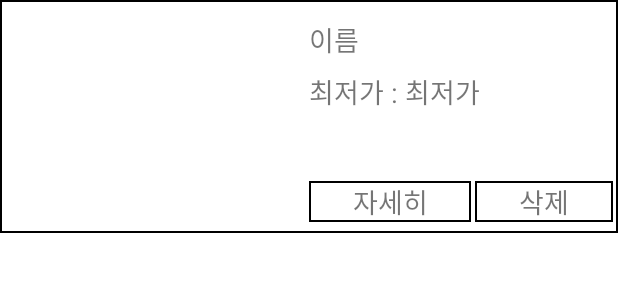
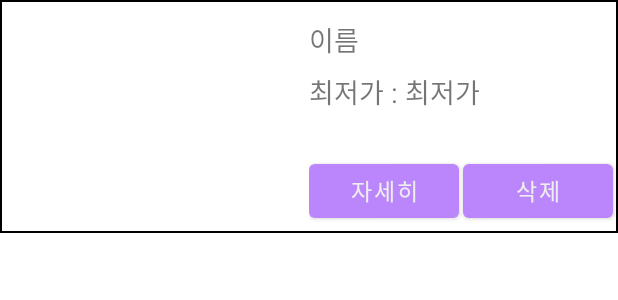
Before and after one commit to bCheol/SimpleShoppingJv, an Android app: the layout item_basket.xml on its own in the app's theme, with its tools: preview values and no code run, on a phone screen of 412 x 824 dp. Shown: the top 300 px of the screen. Run offline under Robolectric (Android 15) with nearby library versions, the phone set to English and light mode, and no system bars.

Commit message:
textViewChange

```diff
--- a/app/src/main/java/com/example/simpleshoppingjv/AdapterBasket.java
+++ b/app/src/main/java/com/example/simpleshoppingjv/AdapterBasket.java
@@ -5,6 +5,7 @@
 import android.view.LayoutInflater;
 import android.view.View;
 import android.view.ViewGroup;
+import android.widget.Button;
 import android.widget.ImageView;
 import android.widget.TextView;
 
@@ -51,7 +52,8 @@
     }
 
     static class ViewHolder extends RecyclerView.ViewHolder{
-        TextView title, lprice, shopBtn, basketDeleteBtn;
+        TextView title, lprice ;
+        Button shopBtn, basketDeleteBtn ;
         ImageView imageView;
         public ViewHolder(@NonNull View itemView, final BasketDeleteClickListener listener) {
             super(itemView);
--- a/app/src/main/java/com/example/simpleshoppingjv/AdapterSearch.java
+++ b/app/src/main/java/com/example/simpleshoppingjv/AdapterSearch.java
@@ -8,6 +8,7 @@
 import android.view.LayoutInflater;
 import android.view.View;
 import android.view.ViewGroup;
+import android.widget.Button;
 import android.widget.ImageView;
 import android.widget.TextView;
 import android.widget.Toast;
@@ -44,7 +45,8 @@
     }
 
     static class ViewHolder extends RecyclerView.ViewHolder{
-        TextView title, lprice, shopBtn, basketAddBtn ;
+        TextView title, lprice ;
+        Button  shopBtn, basketAddBtn ;
         ImageView imageView;
         Toast toast ;
         public ViewHolder(@NonNull View itemView) {
--- a/app/src/main/res/layout/item_basket.xml
+++ b/app/src/main/res/layout/item_basket.xml
@@ -63,29 +63,28 @@
             android:layout_width="match_parent"
             android:layout_height="match_parent"
             android:gravity="bottom"
-            android:layout_marginBottom="7dp"
+            android:layout_marginBottom="4dp"
             android:orientation="horizontal">
-            <TextView
-                android:layout_width="wrap_content"
+            <Button
+                android:layout_width="0dp"
                 android:layout_height="wrap_content"
                 android:layout_weight="1"
                 android:gravity="center"
                 android:id="@+id/shopBtn"
                 android:layout_marginEnd="1.5dp"
-                android:background="@drawable/edge"
                 android:text="자세히"
-                android:textSize="18sp"/>
-            <TextView
-                android:layout_width="wrap_content"
+                android:textSize="15sp"
+                />
+            <Button
+                android:layout_width="0dp"
                 android:layout_height="wrap_content"
                 android:layout_weight="1"
                 android:gravity="center"
                 android:id="@+id/basketDeleteBtn"
                 android:layout_marginStart="1.5dp"
                 android:layout_marginEnd="3dp"
-                android:background="@drawable/edge"
                 android:text="삭제"
-                android:textSize="18sp"/>
+                android:textSize="15sp" />
         </LinearLayout>
     </LinearLayout>
 </LinearLayout>
```
Also changed, not shown: app/src/main/res/layout/item_search.xml (+7 -9 lines).
